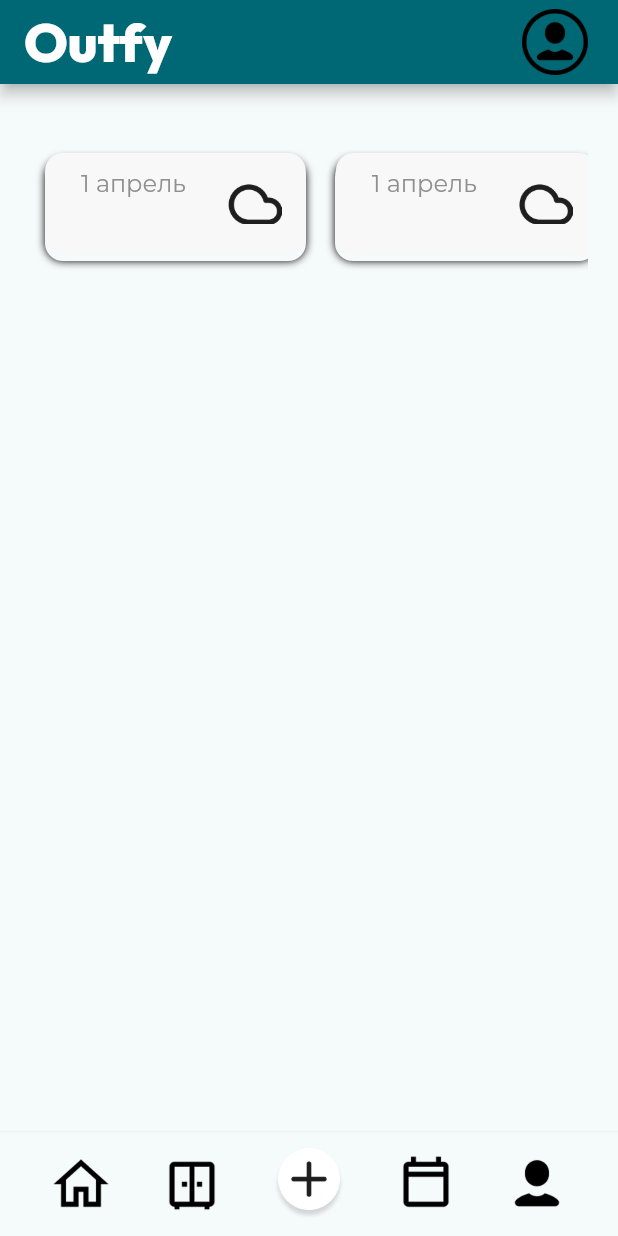
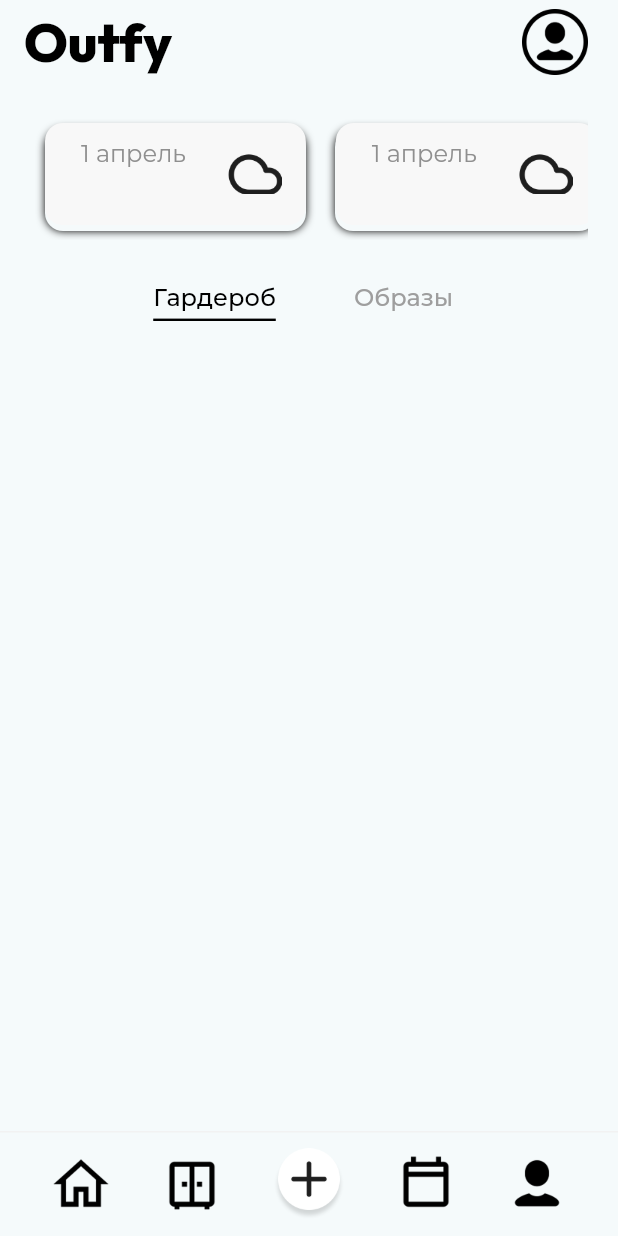
Before and after one commit to luxus-istu/Outfy, a Flutter app: the screen it shows after launch, item 2 of the bottom bar chosen, on a phone screen of 412 x 824 dp. Run offline on Flutter 3.47's test engine with Material 3 defaults, Android fonts, the light colour scheme and no system bars; our stand-ins replace flutter_dotenv, geolocator.

Commit message:
adding tabs and small fix

```diff
--- a/lib/main.dart
+++ b/lib/main.dart
@@ -41,11 +41,10 @@ class _MyAppState extends State<MyApp> {
           colorScheme: ColorScheme.fromSeed(seedColor: Colors.white)),
       title: "Outfy",
       home: Scaffold(
-        body: Container(
-          child: pages[pageIndex],
-          padding: const EdgeInsets.only(top: 20),
-        ),
+        body: pages[pageIndex],
         appBar: AppBar(
+          backgroundColor: Colors.white,
+          forceMaterialTransparency: true,
           title: const Text(
             "Outfy",
             style: theader,
--- a/lib/utils/theme.dart
+++ b/lib/utils/theme.dart
@@ -3,8 +3,11 @@ import 'package:flutter/widgets.dart';
 const borderRad = BorderRadius.all(Radius.circular(15));
 const weatherBlurColor = Color(0x32454545);
 
-const theader =
-    TextStyle(fontSize: 36, fontWeight: FontWeight.w800, fontFamily: "Outfit");
+const theader = TextStyle(
+    fontSize: 36,
+    fontWeight: FontWeight.w800,
+    fontFamily: "Outfit",
+    color: Color(0xff000000));
 const twathertext = TextStyle(
     fontSize: 16,
     fontWeight: FontWeight.w500,
@@ -35,6 +38,12 @@ const twardrobeTitle = TextStyle(
     fontFamily: "Outfit",
     color: Color(0xff000000));
 
+const twardrobeTabs = TextStyle(
+    fontSize: 16,
+    fontWeight: FontWeight.w500,
+    fontFamily: "Montserrat",
+    color: Color(0xff000000));
+
 const weatherBlur = SizedBox(
   width: 220,
   height: 220,
--- a/lib/wardrobe/wardrobe.dart
+++ b/lib/wardrobe/wardrobe.dart
@@ -1,5 +1,6 @@
 import 'package:flutter/material.dart';
 import 'package:outfy/Managers/geoManager.dart';
+import 'package:outfy/utils/theme.dart';
 import 'package:outfy/utils/weatherCard.dart';
 
 class Wardrobe extends StatefulWidget {
@@ -9,15 +10,12 @@ class Wardrobe extends StatefulWidget {
   State<Wardrobe> createState() => _WardrobeState();
 }
 
-class _WardrobeState extends State<Wardrobe> {
+class _WardrobeState extends State<Wardrobe> with TickerProviderStateMixin {
   final GlobalKey<RefreshIndicatorState> _refreshIndicatorKey =
       GlobalKey<RefreshIndicatorState>();
 
-  List<WeatherCard> forecast = [
-    WeatherCard(date: DateTime.now()),
-    WeatherCard(date: DateTime.now()),
-    WeatherCard(date: DateTime.now())
-  ];
+  List<WeatherCard> forecast =
+      List.generate(3, (_) => WeatherCard(date: DateTime.now()));
 
   @override
   void initState() {
@@ -29,7 +27,7 @@ class _WardrobeState extends State<Wardrobe> {
   }
 
   Future<void> updateForecast() async {
-    var fors = await GeoManager.instance.GetWeatherCard();
+    final fors = await GeoManager.instance.GetWeatherCard();
     if (mounted) {
       setState(() {
         forecast = fors;
@@ -39,21 +37,50 @@ class _WardrobeState extends State<Wardrobe> {
 
   @override
   Widget build(BuildContext context) {
-    return RefreshIndicator(
+    final _tabController = TabController(length: 2, vsync: this);
+    return Column(
+      children: [
+        RefreshIndicator(
             key: _refreshIndicatorKey,
             onRefresh: updateForecast,
             color: Colors.black,
             child: Container(
               height: 120,
               child: Padding(
-            padding: const EdgeInsets.symmetric(vertical: 16, horizontal: 20),
+                padding:
+                    const EdgeInsets.symmetric(vertical: 16, horizontal: 20),
                 child: ListView.builder(
                     scrollDirection: Axis.horizontal,
                     itemCount: forecast.length,
-                itemBuilder: (BuildContext _, int index) {
-                  return forecast[index];
-                }),
+                    itemBuilder: (_, index) => forecast[index]),
               ),
-        ));
+            )),
+        Container(
+          child: TabBar(
+              controller: _tabController,
+              labelColor: Colors.black,
+              labelStyle: twardrobeTabs,
+              unselectedLabelColor: Colors.grey,
+              indicatorSize: TabBarIndicatorSize.label,
+              padding: const EdgeInsets.symmetric(horizontal: 80),
+              indicatorPadding: const EdgeInsets.symmetric(vertical: 10),
+              indicator: const BoxDecoration(
+                  border: Border(bottom: BorderSide(width: 1.6))),
+              tabs: [
+                const Tab(text: "Гардероб"),
+                const Tab(text: "Образы"),
+              ]),
+        ),
+        Expanded(
+          child: Padding(
+            padding: const EdgeInsets.symmetric(horizontal: 20),
+            child: TabBarView(controller: _tabController, children: [
+              Container(),
+              Container(),
+            ]),
+          ),
+        )
+      ],
+    );
   }
 }
```
Lines whose indentation alone changed are shown as unchanged.
